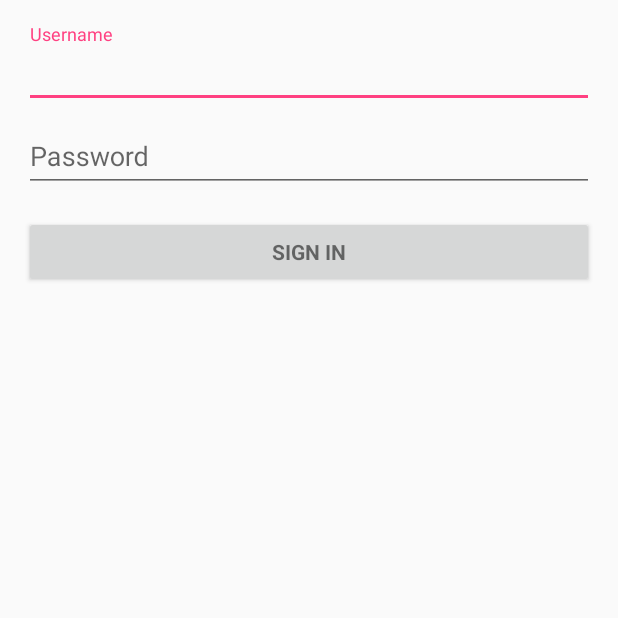
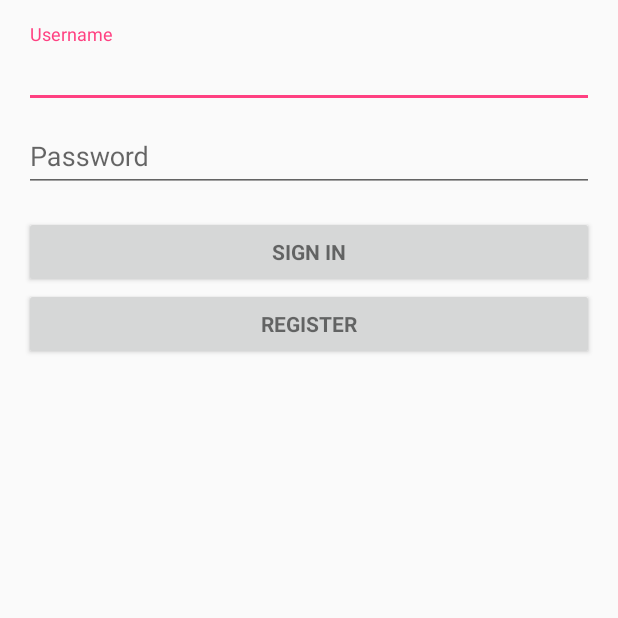
Before and after one commit to MaelstromDrift/ppm, an Android app: the screen it shows after launch (LoginActivity), on a phone screen of 412 x 824 dp, the top half of it. Run offline under Robolectric (Android 15) with nearby library versions, the phone set to English and light mode, and no system bars.

```diff
--- a/app/src/main/java/edu/txstate/mjg/ppm/LoginActivity.java
+++ b/app/src/main/java/edu/txstate/mjg/ppm/LoginActivity.java
@@ -4,6 +4,7 @@ import android.animation.Animator;
 import android.animation.AnimatorListenerAdapter;
 import android.annotation.TargetApi;
 import android.content.Intent;
+import android.database.sqlite.SQLiteDatabase;
 import android.os.Build;
 import android.os.Bundle;
 import android.support.v7.app.AppCompatActivity;
@@ -18,6 +19,7 @@ import android.widget.TextView;
 
 import edu.txstate.mjg.ppm.core.User;
 import edu.txstate.mjg.ppm.server.ServerUtils;
+import edu.txstate.mjg.ppm.sql.SQLiteDBHelper;
 
 
 public class LoginActivity extends AppCompatActivity {
@@ -32,6 +34,8 @@ public class LoginActivity extends AppCompatActivity {
     private EditText mPasswordView;
     private View mProgressView;
     private View mLoginFormView;
+
+    private Button mRegisterView;
 
     @Override
     protected void onCreate(Bundle savedInstanceState) {
@@ -63,6 +67,14 @@ public class LoginActivity extends AppCompatActivity {
             }
         });
 
+        Button mRegisterButton = (Button) findViewById(R.id.register_button);
+        mRegisterButton.setOnClickListener(new OnClickListener() {
+            @Override
+            public void onClick(View v) {
+                Intent temp = new Intent().setClass(getApplicationContext(), edu.txstate.mjg.ppm.activities.RegisterActivity.class);
+                startActivity(temp);
+            }
+        });
         mLoginFormView = findViewById(R.id.login_form);
         mProgressView = findViewById(R.id.login_progress);
     }
@@ -104,6 +116,13 @@ public class LoginActivity extends AppCompatActivity {
         bundle.putString("email", mUser.getEmail());
         bundle.putString("password", mUser.getPassword());
         temp.putExtras(bundle);
+
+        SQLiteDBHelper dbHelper = new SQLiteDBHelper(this);
+        SQLiteDatabase db = dbHelper.getWritableDatabase();
+
+        //Drop all tables in database.mar
+        dbHelper.onUpgrade(db, 1, 1);
+
         this.startActivity(temp);
     }
     /**
--- a/app/src/main/java/edu/txstate/mjg/ppm/activities/RegisterActivity.java
+++ b/app/src/main/java/edu/txstate/mjg/ppm/activities/RegisterActivity.java
@@ -79,11 +79,11 @@ public class RegisterActivity extends AppCompatActivity {
 
     public void done() {
         Intent temp = new Intent();
-        temp.setClass(this, edu.txstate.mjg.ppm.MainActivity.class);
+        temp.setClass(this, edu.txstate.mjg.ppm.LoginActivity.class);
         this.startActivity(temp);
     }
     public boolean verify_password(String password, String confirm) {
-        if(password == confirm) {
+        if(password.equals(confirm)) {
             return true;
         }
         return false;
--- a/app/src/main/java/edu/txstate/mjg/ppm/fragments/ProcessListFragment.java
+++ b/app/src/main/java/edu/txstate/mjg/ppm/fragments/ProcessListFragment.java
@@ -102,7 +102,7 @@ public class ProcessListFragment extends Fragment {
     @Override
     public void onResume() {
         super.onResume();
-        //refreshProcesses();
+        refreshProcesses();
     }
     public void showDialog() {
 
@@ -128,8 +128,8 @@ public class ProcessListFragment extends Fragment {
     }
 
     public void refreshProcesses() {
-        mProcessList.clear();
-        mProcessList = server.getUserProcesses(mUser.getUserId());
+        SQLUtils.updateFromServer(db, server, mUser.getUserId());
+        mProcessList = SQLUtils.getAllProcesses(db);
         processCardAdapter.notifyDataSetChanged();
     }
 
--- a/app/src/main/java/edu/txstate/mjg/ppm/server/ApiRequest.java
+++ b/app/src/main/java/edu/txstate/mjg/ppm/server/ApiRequest.java
@@ -19,6 +19,7 @@ public class ApiRequest{
     public ApiRequest(String baseURL) {
         this.baseURL = baseURL;
     }
+    //TODO: Create an interface so that we can dynamically update the UI.
     //TODO: make sure everything is actually ASynchronous. get() isn't need to replace all calls to this function when possible.
     URL apiUrl;
     HttpURLConnection apiConnection;
--- a/app/src/main/java/edu/txstate/mjg/ppm/server/ServerUtils.java
+++ b/app/src/main/java/edu/txstate/mjg/ppm/server/ServerUtils.java
@@ -12,6 +12,7 @@ import edu.txstate.mjg.ppm.core.User;
 
 public class ServerUtils {
 
+    //TODO: Need to create a method to implement the interface in APIRequest.
     ApiRequest api = new ApiRequest("http://70.113.44.188:5000/");
 
     /*
@@ -203,7 +204,7 @@ public class ServerUtils {
             body.put("email", user.getEmail());
 
             String result = api.post("user/", body.toString().trim());
-            user.setUserId(Integer.parseInt(result));
+            user.setUserId(Integer.parseInt(result.trim()));
         } catch (JSONException e) {
             e.printStackTrace();
         }
--- a/app/src/main/java/edu/txstate/mjg/ppm/sql/SQLUtils.java
+++ b/app/src/main/java/edu/txstate/mjg/ppm/sql/SQLUtils.java
@@ -22,14 +22,14 @@ import edu.txstate.mjg.ppm.sql.PPMDatabaseContract.TaskEntry;
  * 4: delete processes/tasks
  */
 public class SQLUtils {
-
-
     public static void updateFromServer(SQLiteDatabase db, ServerUtils server, int userId) {
         ArrayList<Process> processes = server.getFollowedProcesses(userId);
         for(Process p: processes) {
             insertProcess(db, p);
         }
     }
+
+
      public static void insertProcess(SQLiteDatabase db, Process process) {
          if(getProcess(db, process.getUniqueID()) == null) {
              ContentValues values = new ContentValues();
--- a/app/src/main/res/layout/activity_login.xml
+++ b/app/src/main/res/layout/activity_login.xml
@@ -71,6 +71,13 @@
                 android:layout_marginTop="16dp"
                 android:text="@string/action_sign_in"
                 android:textStyle="bold" />
+            <Button
+                android:id="@+id/register_button"
+                style="?android:textAppearanceSmall"
+                android:layout_width="match_parent"
+                android:layout_height="wrap_content"
+                android:text="Register"
+                android:textStyle="bold"/>
 
         </LinearLayout>
     </ScrollView>
```
Also changed, not shown: app/src/main/AndroidManifest.xml (+4 -6 lines).
